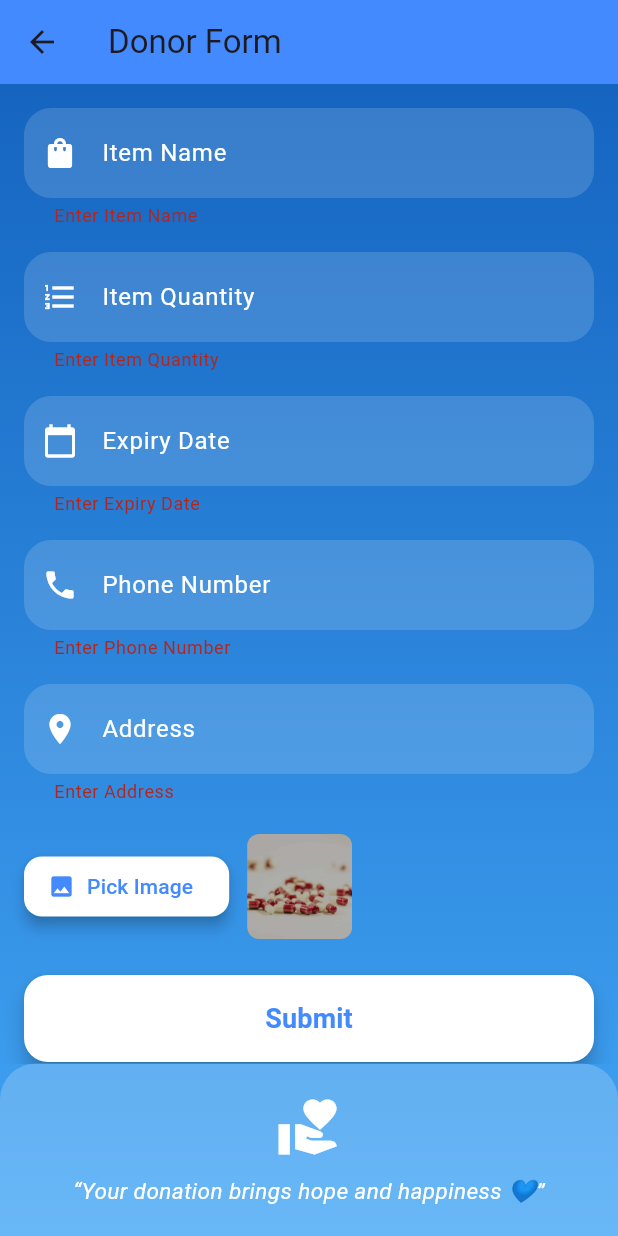
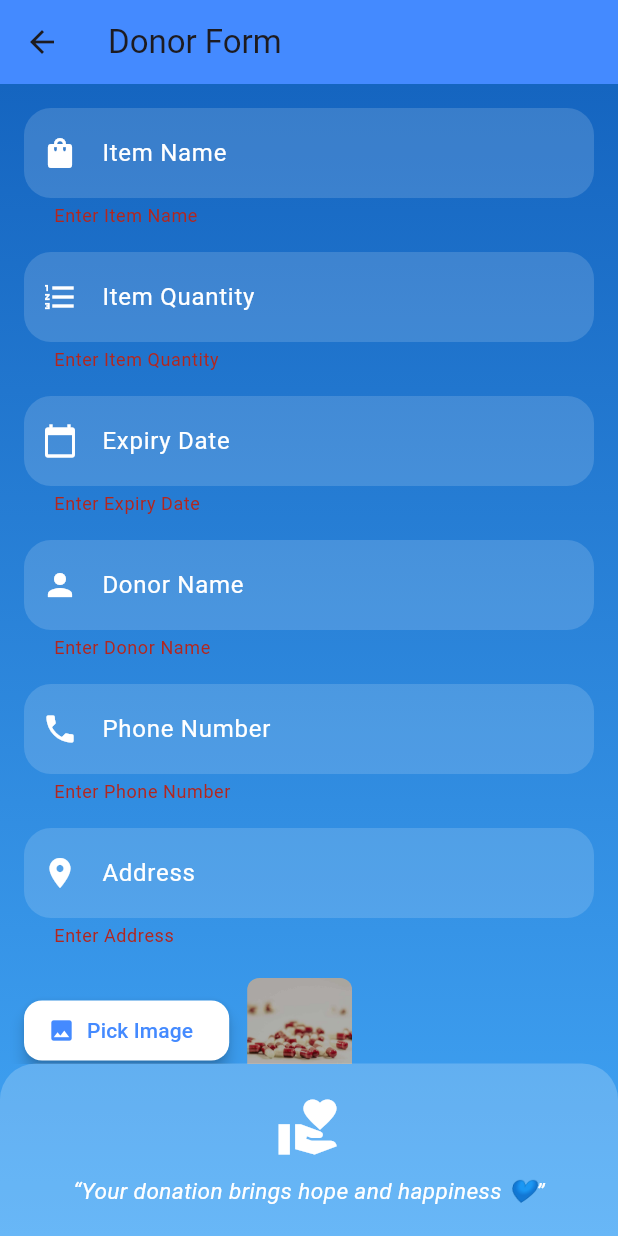
Before and after one commit to Yashask11/health, a Flutter app: the DonorForm screen opened directly, after a tap on "Submit", on a phone screen of 412 x 824 dp. Run offline on Flutter 3.47's test engine with Material 3 defaults, Android fonts, the phone set to English and light mode, and no system bars; our stand-ins replace image_picker.

Commit message:
added donor details page and also reciever details page

```diff
--- a/lib/donor_form.dart
+++ b/lib/donor_form.dart
@@ -16,6 +16,7 @@ class _DonorFormPageState extends State<DonorForm> {
   final TextEditingController _itemNameController = TextEditingController();
   final TextEditingController _itemQuantityController = TextEditingController();
   final TextEditingController _expiryDateController = TextEditingController();
+  final TextEditingController _donorNameController = TextEditingController(); // ✅ added
   final TextEditingController _phoneController = TextEditingController();
   final TextEditingController _addressController = TextEditingController();
 
@@ -54,9 +55,11 @@ class _DonorFormPageState extends State<DonorForm> {
         itemName: _itemNameController.text,
         quantity: int.tryParse(_itemQuantityController.text) ?? 0,
         expiryDate: _expiryDateController.text,
-        donorName: _addressController.text, // using address as donor name
+        donorName: _donorNameController.text, // ✅ Corrected
         phone: _phoneController.text,
-        imageFile: _imageFile, // can be null
+        address: _addressController.text, // ✅ Added
+        available: 1, // ✅ Default (1 = available, 0 = not available)
+        imageFile: _imageFile,
       );
 
       // ✅ Return donation to HomeScreen
@@ -121,6 +124,12 @@ class _DonorFormPageState extends State<DonorForm> {
                                 icon: Icons.calendar_today,
                               ),
                             ),
+                          ),
+                          const SizedBox(height: 16),
+                          _buildTextField(
+                            controller: _donorNameController, // ✅ New field
+                            label: "Donor Name",
+                            icon: Icons.person,
                           ),
                           const SizedBox(height: 16),
                           _buildTextField(
--- a/lib/models/donation.dart
+++ b/lib/models/donation.dart
@@ -6,7 +6,9 @@ class Donation {
   final String expiryDate;
   final String donorName;
   final String phone;
-  final File? imageFile; // 👈 added
+  final String address;   // 👈 added
+  final int available;    // 👈 added
+  final File? imageFile;  // 👈 optional
 
   Donation({
     required this.itemName,
@@ -14,6 +16,8 @@ class Donation {
     required this.expiryDate,
     required this.donorName,
     required this.phone,
+    required this.address,
+    required this.available,
     this.imageFile,
   });
 }
--- a/lib/receiver_form.dart
+++ b/lib/receiver_form.dart
@@ -19,10 +19,10 @@ class _ReceiverFormState extends State<ReceiverForm> {
 
   // Dummy items for receiver to select
   final List<Map<String, dynamic>> availableItems = [
-    {"name": "Rice", "available": 10},
-    {"name": "Clothes", "available": 20},
-    {"name": "Milk", "available": 15},
-    {"name": "Bread", "available": 25},
+    {"name": "Wheelchair", "available": 10},
+    {"name": "Walking stick", "available": 20},
+    {"name": "Paracetamol tablet", "available": 15},
+    {"name": "Oxygen Concentrator", "available": 25},
   ];
 
   @override
```
Also changed, not shown: lib/donation_detail_screen.dart (added, +108 -0 lines), lib/home_screen.dart (+15 -7 lines), lib/request_detail_screen.dart (+53 -14 lines).
